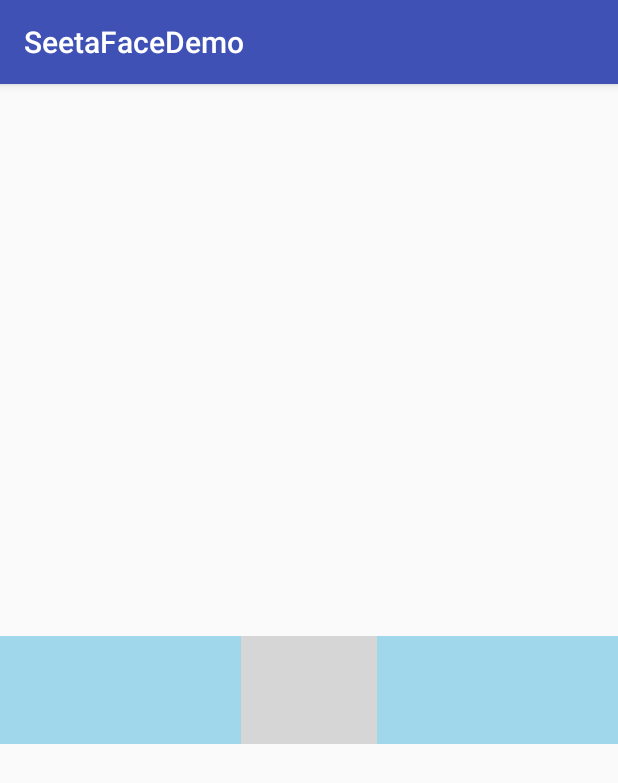
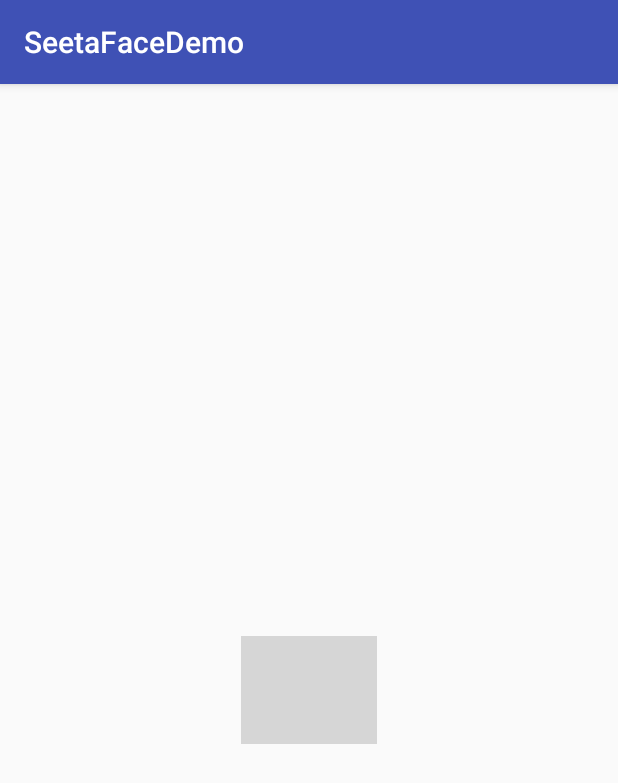
Before and after one commit to pcyfox/SeetaFace2-Android, an Android app: the FaceRecognizerActivity screen opened directly, with no data from a screen before it, on a phone screen of 412 x 824 dp. Shown: the top 783 px of the screen. Run offline under Robolectric (Android 15) with nearby library versions, the phone set to English and light mode, and no system bars; 1 statement that could not run was skipped; grey boxes are pictures that could not be loaded.

Commit message:
1、去掉日志

```diff
--- a/app/src/main/res/layout/activity_face_recognizer.xml
+++ b/app/src/main/res/layout/activity_face_recognizer.xml
@@ -24,11 +24,11 @@
         android:id="@+id/drawer"
         android:layout_width="0dp"
         android:layout_height="0dp"
-        android:background="#5C0099CC"
         app:layout_constraintBottom_toBottomOf="@id/jCameraView"
         app:layout_constraintEnd_toEndOf="parent"
         app:layout_constraintStart_toStartOf="parent"
-        app:layout_constraintTop_toTopOf="@id/jCameraView" />
+        app:layout_constraintTop_toTopOf="@id/jCameraView"
+        tools:background="#5C0099CC" />
 
 
 </androidx.constraintlayout.widget.ConstraintLayout>
--- a/libSeeta/src/main/java/com/pcyfox/libseeta/seeta/DrawerView.java
+++ b/libSeeta/src/main/java/com/pcyfox/libseeta/seeta/DrawerView.java
@@ -12,6 +12,8 @@ import android.view.View;
 import androidx.annotation.NonNull;
 import androidx.annotation.Nullable;
 
+import com.pcyfox.libseeta.BuildConfig;
+
 import java.io.File;
 import java.util.LinkedList;
 import java.util.Queue;
@@ -25,7 +27,7 @@ public class DrawerView extends View implements ResultCallback {
     private float scale = 1f;
     private String detectFile;
     private float similarity;
-    private boolean isShowRecognizedResult = true;
+    private boolean isShowRecognizedResult = BuildConfig.DEBUG;
     private final Queue<Rect> rectQueue = new LinkedList<>();
 
     public DrawerView(@NonNull Context context) {
@@ -81,7 +83,6 @@ public class DrawerView extends View implements ResultCallback {
 
     @Override
     public void onFaceRect(int x, int y, int w, int h) {
-        Log.d(TAG, "onFaceRect() called with: x = [" + x + "], y = [" + y + "], w = [" + w + "], h = [" + h + "]");
         post(() -> {
             Rect rect = new Rect(resize(x), resize(y), resize(x + w), resize(y + h));
             rectQueue.add(rect);
```
